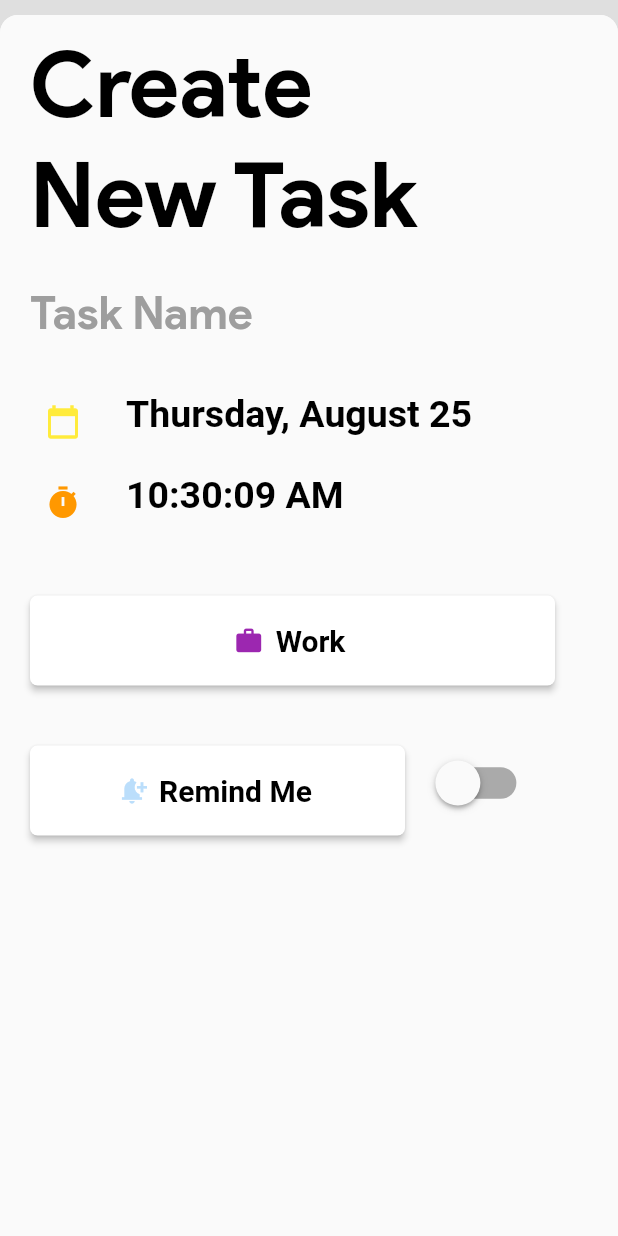
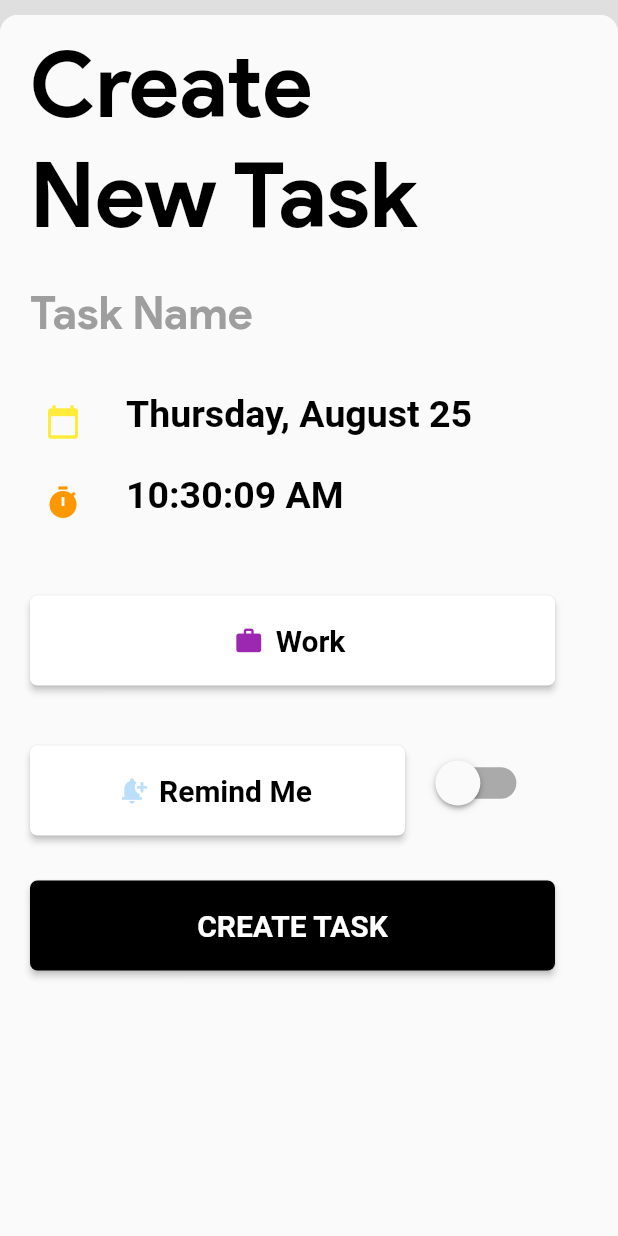
Before and after one commit to anshb7/to_do_app, a Flutter app: the screen it shows after launch, after a tap on "Tap to Add", on a phone screen of 412 x 824 dp. Run offline on Flutter 3.47's test engine with Material 2 defaults, Android fonts, the phone set to English and light mode, and no system bars; our stand-ins replace modal_bottom_sheet; missing offline and left inert: dart:ffi.

Commit message:
added create task button

```diff
--- a/lib/main.dart
+++ b/lib/main.dart
@@ -260,6 +260,41 @@ New Task''',
                                   ),
                                 ],
                               ),
+                              const SizedBox(
+                                height: 20,
+                              ),
+                              Row(
+                                mainAxisAlignment: MainAxisAlignment.start,
+                                children: [
+                                  Padding(
+                                    padding: EdgeInsets.fromLTRB(20, 10, 20, 0),
+                                    child: SizedBox(
+                                      width: 350,
+                                      height: 60,
+                                      child: ElevatedButton(
+                                        child: Text(
+                                          'CREATE TASK',
+                                          style: TextStyle(
+                                              color: Colors.white,
+                                              fontWeight: FontWeight.bold,
+                                              fontSize: 20),
+                                        ),
+                                        onPressed: () {},
+                                        style: ButtonStyle(
+                                          backgroundColor:
+                                              MaterialStateProperty.all<Color>(
+                                                  Colors.black),
+                                          shape: MaterialStateProperty.all(
+                                              RoundedRectangleBorder(
+                                                  borderRadius:
+                                                      BorderRadius.circular(
+                                                          5))),
+                                        ),
+                                      ),
+                                    ),
+                                  ),
+                                ],
+                              ),
                             ],
                           ),
                         ));
```
